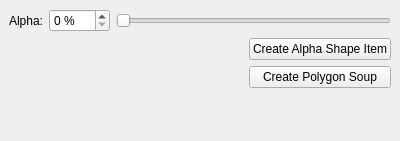
Above: Polyhedron/demo/Polyhedron/Plugins/Point_set/Alpha_shape_widget.ui from CGAL/cgal before the change. Below: the same form after it.
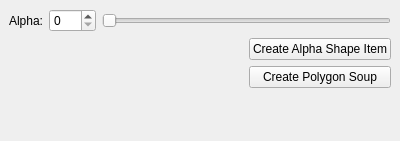
That is the form after the change.

What changed in the file:
```diff
--- a/Polyhedron/demo/Polyhedron/Plugins/Point_set/Alpha_shape_widget.ui
+++ b/Polyhedron/demo/Polyhedron/Plugins/Point_set/Alpha_shape_widget.ui
@@ -29,7 +29,7 @@
         <item>
          <widget class="QSpinBox" name="spinBox">
           <property name="suffix">
-           <string> %</string>
+           <string/>
           </property>
           <property name="maximum">
            <number>100</number>
@@ -38,6 +38,9 @@
         </item>
         <item>
          <widget class="QSlider" name="horizontalSlider">
+          <property name="maximum">
+           <number>100</number>
+          </property>
           <property name="orientation">
            <enum>Qt::Horizontal</enum>
           </property>
```
